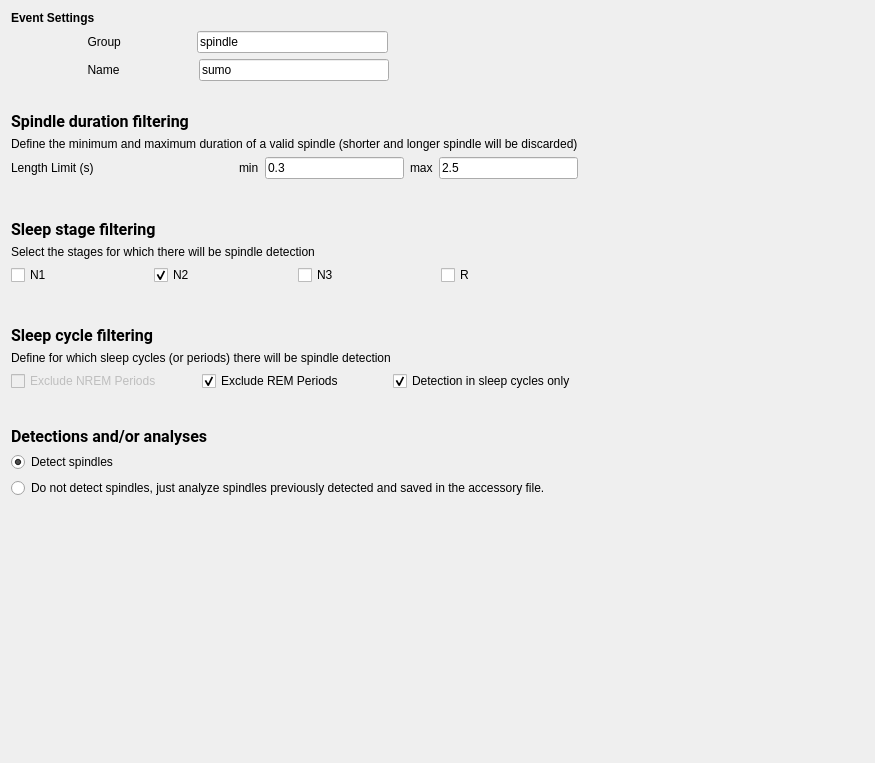
SnoozToolbox/snooz-package-ceams, file tools/CEAMSTools/SpindleDetectionSumo/SpindleDetectorSelStep/Ui_SpindleDetectorSelStep.ui: the form before one commit.
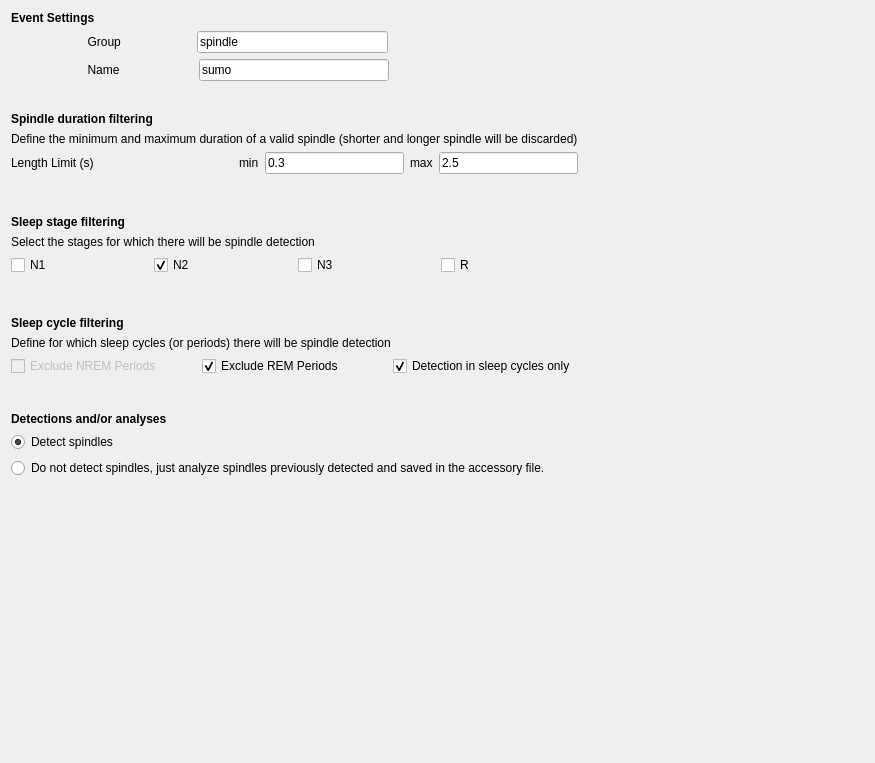
The form after the commit.

Commit message: Font step 4: forms without fonts of their own, look kept

Diff of the .ui file:
```diff
--- a/tools/CEAMSTools/SpindleDetectionSumo/SpindleDetectorSelStep/Ui_SpindleDetectorSelStep.ui
+++ b/tools/CEAMSTools/SpindleDetectionSumo/SpindleDetectorSelStep/Ui_SpindleDetectorSelStep.ui
@@ -13,9 +13,6 @@
   <property name="windowTitle">
    <string/>
   </property>
-  <property name="styleSheet">
-   <string notr="true">font: 12pt &quot;Roboto&quot;;</string>
-  </property>
   <layout class="QHBoxLayout" name="horizontalLayout_5">
    <item>
     <layout class="QVBoxLayout" name="verticalLayout_3">
@@ -137,8 +134,6 @@
         <widget class="QLabel" name="label_5">
          <property name="font">
           <font>
-           <family>Roboto</family>
-           <pointsize>12</pointsize>
            <weight>50</weight>
            <italic>false</italic>
            <bold>false</bold>
@@ -232,8 +227,6 @@
         <widget class="QLabel" name="label_6">
          <property name="font">
           <font>
-           <family>Roboto</family>
-           <pointsize>12</pointsize>
            <weight>50</weight>
            <italic>false</italic>
            <bold>false</bold>
@@ -311,8 +304,6 @@
       <widget class="QLabel" name="label_7">
        <property name="font">
         <font>
-         <family>Roboto</family>
-         <pointsize>12</pointsize>
          <weight>50</weight>
          <italic>false</italic>
          <bold>false</bold>
@@ -384,8 +375,6 @@
       <widget class="QLabel" name="label_10">
        <property name="font">
         <font>
-         <family>Roboto</family>
-         <pointsize>12</pointsize>
          <weight>50</weight>
          <italic>false</italic>
          <bold>false</bold>
```
The commit also changes 427 other files.
